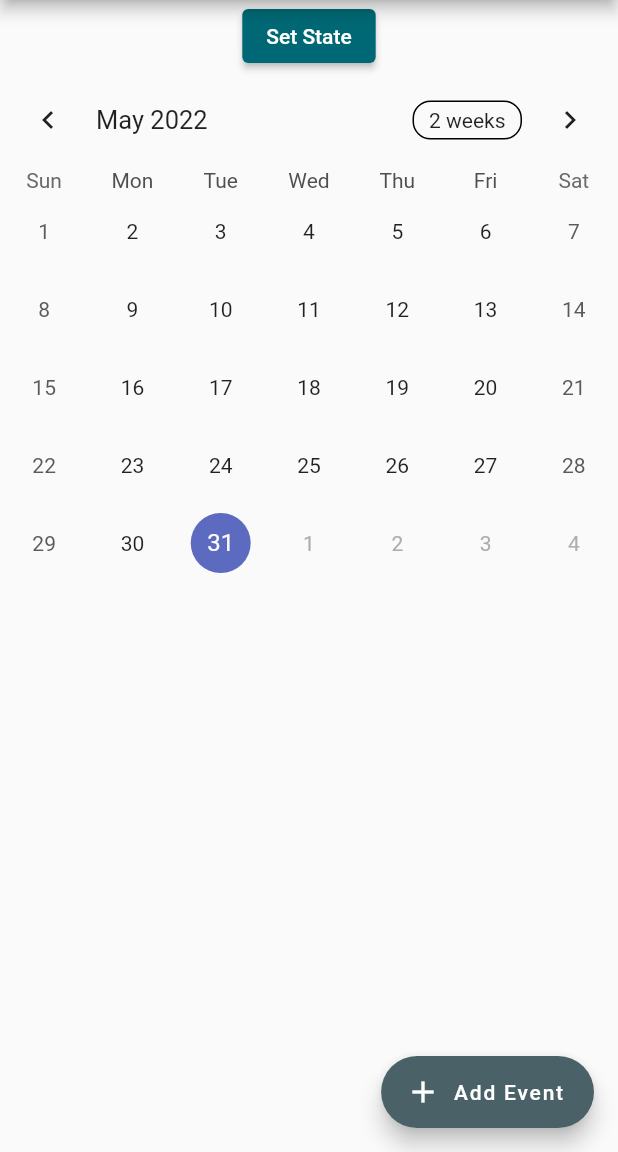
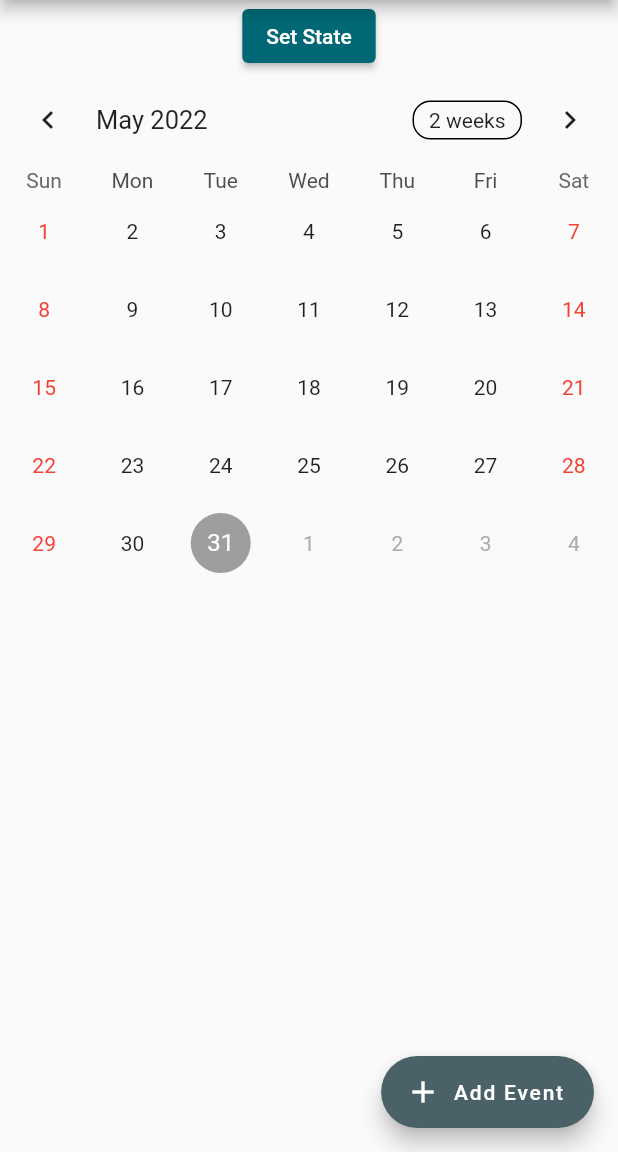
Before and after one commit to Victoriurki/VR-Calendar, a Flutter app: the HomePage screen opened directly, on a phone screen of 412 x 824 dp, the part 84-1236 px from its top. Run offline on Flutter 3.47's test engine with Material 2 defaults, Android fonts, the phone set to English and light mode, and no system bars; drawn by our look-alikes of table_calendar; our stand-ins replace cloud_firestore, dio, firebase_auth, firebase_core, flutter_mobx, google_fonts and 3 more; accounts and stored records are empty; generated files the repository leaves out were written again.

Commit message:
Weekend color to red and focused colors changed

```diff
--- a/lib/features/authentication/home_page.dart/view/home_page_view.dart
+++ b/lib/features/authentication/home_page.dart/view/home_page_view.dart
@@ -38,14 +38,29 @@ class HomePageState extends State<HomePage> {
             onPressed: () {
               _controller.populateEvents();
             },
-              child: const Text('Set State')),
+            child: const Text('Set State'),
+          ),
           Observer(
             builder: (_) {
               return Expanded(
                 child: TableCalendar<Event>(
+                  calendarStyle: const CalendarStyle(
+                    selectedDecoration: BoxDecoration(
+                      color: Colors.grey,
+                      shape: BoxShape.circle,
+                    ),
+                    weekendTextStyle: TextStyle(
+                      color: Colors.red,
+                    ),
+                    todayDecoration: BoxDecoration(
+                      color: Colors.pink,
+                      shape: BoxShape.circle,
+                    ),
+                  ),
                   firstDay: DateTime(2022, 01, 01),
                   lastDay: DateTime(2022, 12, 31),
                   focusedDay: _controller.focusedDay,
+                  daysOfWeekVisible: true,
                   headerVisible: true,
                   eventLoader: _controller.eventLoader,
                   selectedDayPredicate: (day) =>
@@ -56,9 +71,11 @@ class HomePageState extends State<HomePage> {
                       _controller.focusedDay = focusedDay,
                   onFormatChanged: (format) {
                     if (_controller.calendarFormat != format) {
-                      setState(() {
+                      setState(
+                        () {
                           _controller.setCalendarFormat(format);
-                      });
+                        },
+                      );
                     }
                   },
                 ),
@@ -97,7 +114,8 @@ class HomePageState extends State<HomePage> {
                 onPressed: () => Navigator.pop(context),
                 child: const Text('Cancel'),
               ),
-              Observer(builder: (_) {
+              Observer(
+                builder: (_) {
                   return TextButton(
                     onPressed: () async {
                       _controller.setDateTimeToTimestamp();
@@ -113,7 +131,8 @@ class HomePageState extends State<HomePage> {
                     },
                     child: const Text('Ok'),
                   );
-              }),
+                },
+              ),
             ],
           ),
         ),
```
Lines whose indentation alone changed are shown as unchanged.
